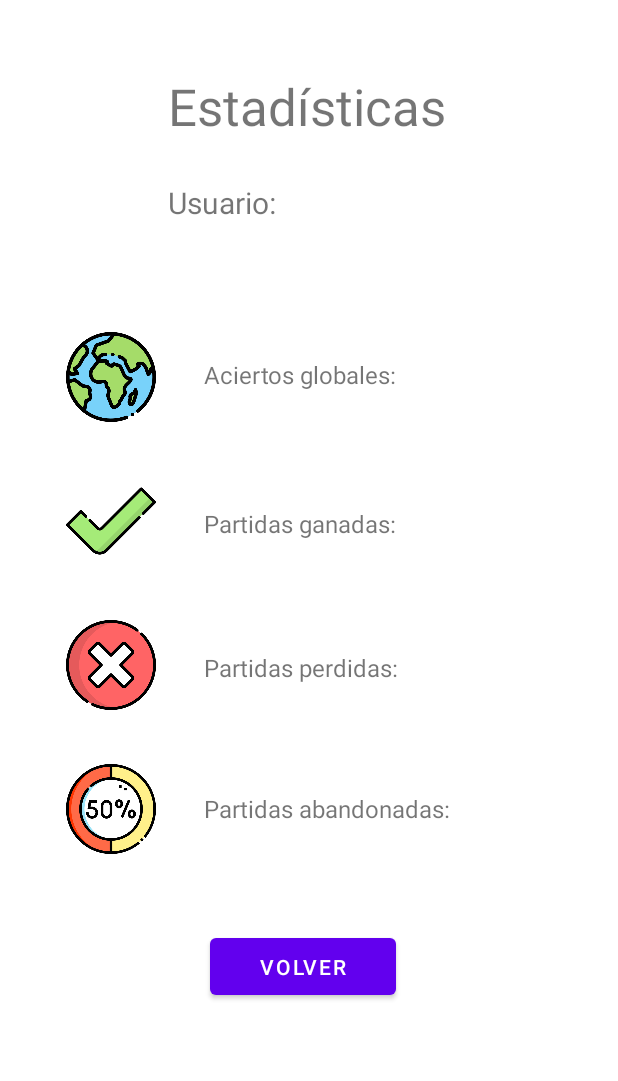
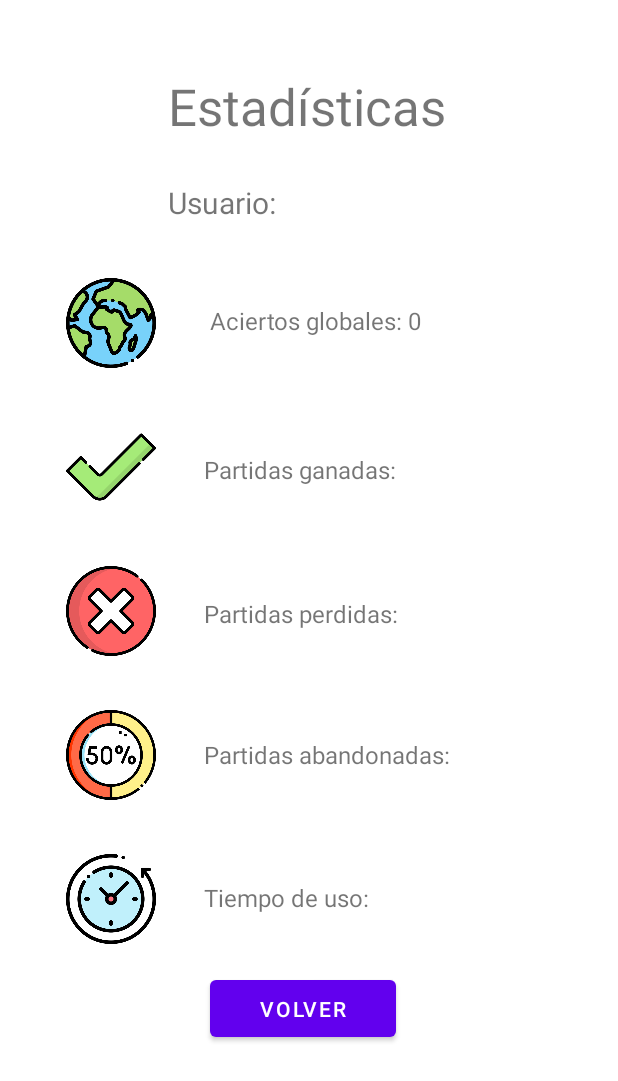
Before and after one commit to Ivangb0/Proyecto-PSW, an Android app: the Estadisticas screen opened directly, with no data from a screen before it, on a phone screen of 412 x 824 dp. Shown: the top 1081 px of the screen. Run offline under Robolectric (Android 15) with nearby library versions, the phone set to English and light mode, and no system bars; 6 statements that could not run were skipped.

Commit message:
+cambios en user y estadisticas

```diff
--- a/app/src/main/java/com/example/odswix/Estadisticas.java
+++ b/app/src/main/java/com/example/odswix/Estadisticas.java
@@ -16,9 +16,10 @@ public class Estadisticas extends AppCompatActivity {
     TextView textViewWonStats;
     TextView textViewLostStats;
     TextView textViewAbandStats;
+    TextView textViewTiempoUso;
 
     User usu;
-
+    int global;
     int aciertos;
     int fallos;
     int partidasGanadas;
@@ -37,13 +38,18 @@ public class Estadisticas extends AppCompatActivity {
         textViewWonStats = (TextView) findViewById(R.id.textViewWon);
         textViewLostStats = (TextView) findViewById(R.id.textViewLost);
         textViewAbandStats = (TextView) findViewById(R.id.textViewAband);
+        textViewTiempoUso = (TextView) findViewById(R.id.textViewTiempoUso);
         setStatsUser();
     }
 
     public void setStatsUser(){
+        global = usu.getAciertos() / (usu.getFallos() + usu.getAciertos());
         textViewUserStats.setText("Usuario: " + usu.getUsername());
-
-
+        textViewGlobStats.setText("Aciertos globales: " + global);
+        textViewWonStats.setText("Partidas ganadas: " + usu.getGanadas());
+        textViewLostStats.setText("Partidas perdidas: " + usu.getPerdidas());
+        textViewAbandStats.setText("Partidas abandonadas: " + usu.getAbandonadas());
+        textViewTiempoUso.setText("Tiempo de uso: " + usu.getTiempoUso());
     }
 
     public void volverDeEstadisticas(View view){
--- a/app/src/main/res/layout/estadisticas.xml
+++ b/app/src/main/res/layout/estadisticas.xml
@@ -6,12 +6,23 @@
     android:layout_height="match_parent"
     android:background="#FFFFFF">
 
+    <TextView
+        android:id="@+id/textViewTiempoUso"
+        android:layout_width="217dp"
+        android:layout_height="27dp"
+        android:layout_marginStart="32dp"
+        android:layout_marginTop="68dp"
+        android:text="Tiempo de uso:"
+        android:textSize="16sp"
+        app:layout_constraintStart_toEndOf="@+id/imageView12"
+        app:layout_constraintTop_toBottomOf="@+id/textViewAband" />
+
     <Button
         android:id="@+id/buttonVolverStats"
         android:layout_width="124dp"
         android:layout_height="50dp"
         android:layout_marginStart="4dp"
-        android:layout_marginTop="64dp"
+        android:layout_marginTop="128dp"
         android:onClick="volverDeEstadisticas"
         android:text="Volver"
         app:layout_constraintStart_toStartOf="@+id/textViewAband"
@@ -32,7 +43,7 @@
         android:id="@+id/imageView5"
         android:layout_width="60dp"
         android:layout_height="60dp"
-        android:layout_marginTop="128dp"
+        android:layout_marginTop="92dp"
         android:layout_marginEnd="8dp"
         android:background="#FFFFFF"
         app:layout_constraintEnd_toStartOf="@+id/textViewEstadisticas"
@@ -83,8 +94,8 @@
         android:id="@+id/textViewGlob"
         android:layout_width="223dp"
         android:layout_height="27dp"
-        android:layout_marginStart="32dp"
-        android:layout_marginTop="84dp"
+        android:layout_marginStart="36dp"
+        android:layout_marginTop="48dp"
         android:text="Aciertos globales: "
         android:textSize="16sp"
         app:layout_constraintStart_toEndOf="@+id/imageView5"
@@ -122,4 +133,14 @@
         android:textSize="16sp"
         app:layout_constraintStart_toEndOf="@+id/imageView8"
         app:layout_constraintTop_toBottomOf="@+id/textViewLost" />
+
+    <ImageView
+        android:id="@+id/imageView12"
+        android:layout_width="60dp"
+        android:layout_height="60dp"
+        android:layout_marginTop="36dp"
+        android:background="#FFFFFF"
+        app:layout_constraintStart_toStartOf="@+id/imageView8"
+        app:layout_constraintTop_toBottomOf="@+id/imageView8"
+        app:srcCompat="@drawable/time" />
 </androidx.constraintlayout.widget.ConstraintLayout>
```
Also changed, not shown: app/src/main/java/BusinessLogic/User.java (+19 -3 lines), app/src/main/res/drawable/time.png (added).
